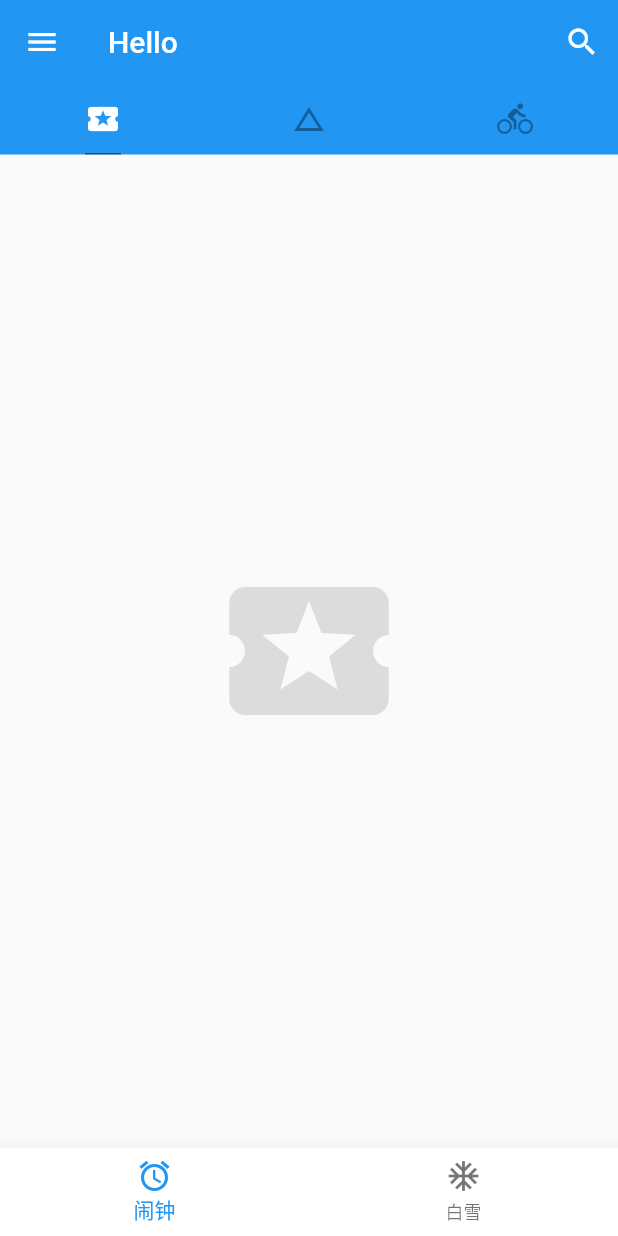
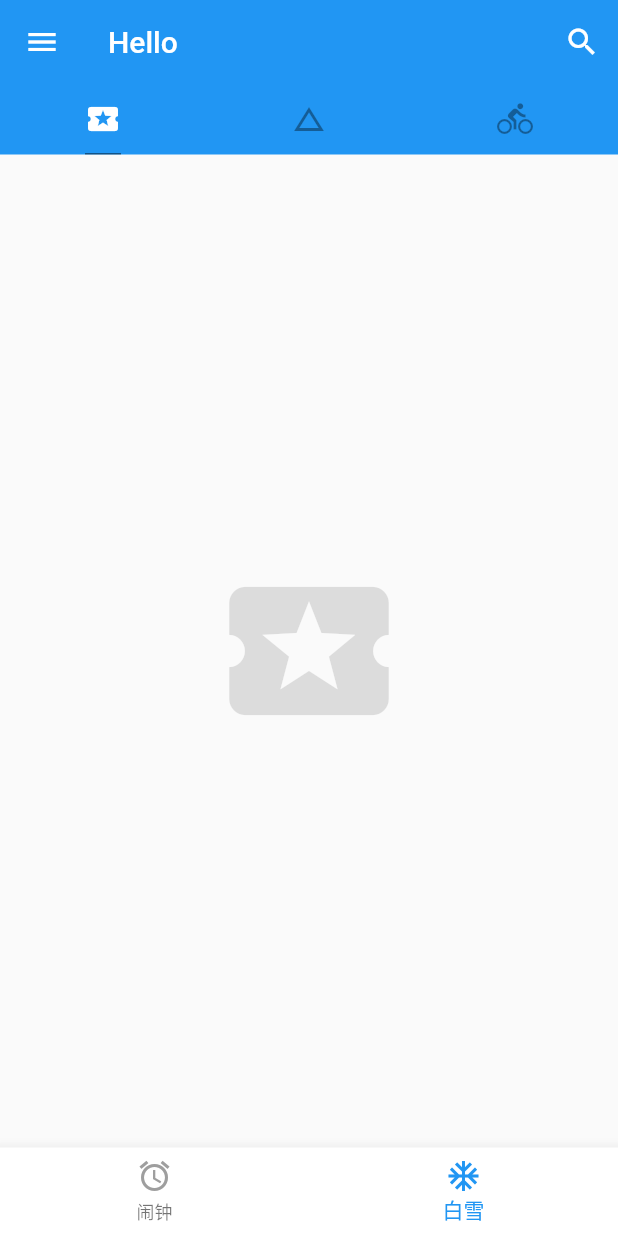
Before and after one commit to mengxinajin/study_flutter, a Flutter app: the screen it shows after launch, on a phone screen of 412 x 824 dp. Run offline on Flutter 3.47's test engine with Material 2 defaults, Android fonts, the phone set to English and light mode, and no system bars.

Commit message:
no message

```diff
--- a/study_flutter/lib/main.dart
+++ b/study_flutter/lib/main.dart
@@ -50,10 +50,11 @@ class Home extends StatelessWidget{
             child: Text('data'),
           ),
           bottomNavigationBar: BottomNavigationBar(
+            currentIndex: 1,
             backgroundColor: Colors.white,
             items: [
               BottomNavigationBarItem(
-                  icon: Icon(Icons.access_alarm,color: Colors.white,),
+                  icon: Icon(Icons.access_alarm,color: Colors.grey,),
                   activeIcon: Icon(Icons.access_alarm,color: Colors.blue,),
                   title: Text('闹钟')),
               BottomNavigationBarItem(icon: Icon(Icons.ac_unit),title: Text('白雪')),
```
